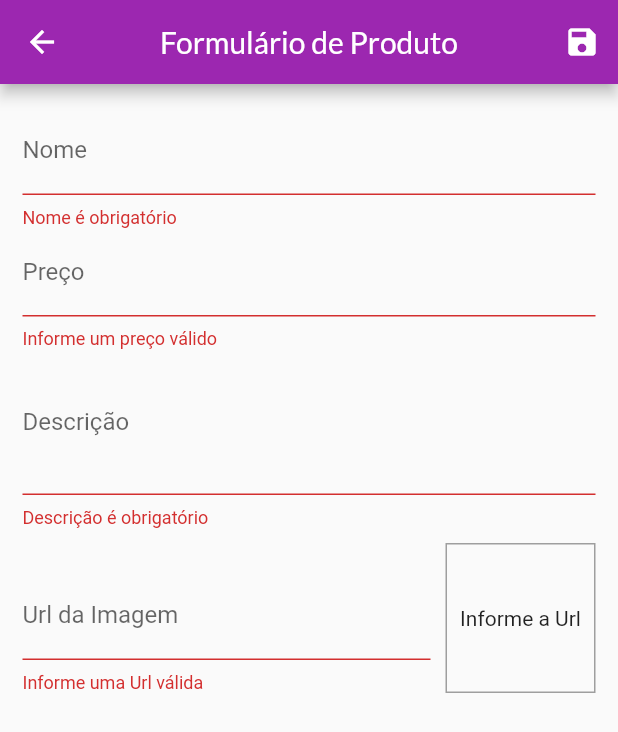
After one commit to matheus161/shop-mobile, a Flutter app: the ProductFormPage screen opened by its route, after a tap on the "save" icon, on a phone screen of 412 x 824 dp. The commit adds this screen. Shown: the top 732 px of the screen. Run offline on Flutter 3.47's test engine with Material 2 defaults, Android fonts, the phone set to English and light mode, and no system bars; network calls fail.

Commit message:
add product form

```diff
--- a/lib/components/product_grid.dart
+++ b/lib/components/product_grid.dart
@@ -1,6 +1,6 @@
 import 'package:flutter/material.dart';
 import 'package:provider/provider.dart';
-import 'package:shop/components/product_item.dart';
+import 'package:shop/components/product_grid_item.dart';
 
 import '../models/product.dart';
 import '../models/product_list.dart';
@@ -20,7 +20,7 @@ class ProductGrid extends StatelessWidget {
       itemCount: loadedProducts.length,
       itemBuilder: (ctx, index) => ChangeNotifierProvider.value(
         value: loadedProducts[index],
-        child: ProductItem(),
+        child: ProductGridItem(),
       ),
       // Área dentro de algo "rolável"
       gridDelegate: const SliverGridDelegateWithFixedCrossAxisCount(
--- a/lib/main.dart
+++ b/lib/main.dart
@@ -6,8 +6,10 @@ import 'package:shop/models/product_list.dart';
 import 'package:shop/pages/cart_page.dart';
 import 'package:shop/pages/orders_page.dart';
 import 'package:shop/pages/product_detail_page.dart';
+import 'package:shop/pages/product_form_page.dart';
 
 import 'package:shop/pages/products_overview_page.dart';
+import 'package:shop/pages/products_page.dart';
 import 'package:shop/utils/app_routes.dart';
 
 void main() {
@@ -57,6 +59,8 @@ class MyApp extends StatelessWidget {
           AppRoutes.PRODUCT_DETAIL: (ctx) => const ProductDetailPage(),
           AppRoutes.CART: (ctx) => const CartPage(),
           AppRoutes.ORDERS: (ctx) => const OrdersPage(),
+          AppRoutes.PRODUCTS: (ctx) => const ProductsPage(),
+          AppRoutes.PRODUCT_FORM: (ctx) => const ProductFormPage(),
         },
       ),
     );
--- /dev/null
+++ b/lib/pages/product_form_page.dart
@@ -0,0 +1,243 @@
+import 'dart:math';
+
+import 'package:flutter/material.dart';
+import 'package:provider/provider.dart';
+import 'package:shop/models/product.dart';
+import 'package:shop/models/product_list.dart';
+
+class ProductFormPage extends StatefulWidget {
+  const ProductFormPage({super.key});
+
+  @override
+  State<ProductFormPage> createState() => _ProductFormPageState();
+}
+
+class _ProductFormPageState extends State<ProductFormPage> {
+  final _priceFocus = FocusNode();
+  final _descriptionFocus = FocusNode();
+
+  final _imageUrlFocus = FocusNode();
+  final _imageUrlController =
+      TextEditingController(); // Acesa o valor do texto e faz a imagem aparecer
+
+  // Chave para acessar o form atual
+  final _formKey = GlobalKey<FormState>();
+
+  final _formData = Map<String, Object>();
+
+  void updateImage() {
+    setState(() {});
+  }
+
+  bool isValidImageUrl(String url) {
+    bool isValidUrl = Uri.tryParse(url)?.hasAbsolutePath ?? false;
+    bool endWithFile = url.toLowerCase().endsWith('.png') ||
+        url.toLowerCase().endsWith('.png') ||
+        url.toLowerCase().endsWith('.jpeg');
+
+    return isValidUrl && endWithFile;
+  }
+
+  void _submitForm() {
+    // Faz a chamada de cada um dos campos do onSaved
+    // Obtém o estado atual
+    final isValid = _formKey.currentState?.validate() ?? false;
+
+    if (!isValid) {
+      return;
+    }
+
+    _formKey.currentState?.save();
+
+    Provider.of<ProductList>(
+      context,
+      listen: false, // Widget stateful
+    ).saveProduct(_formData);
+    Navigator.of(context).pop();
+  }
+
+  @override
+  void initState() {
+    super.initState();
+    _imageUrlFocus.addListener(updateImage);
+  }
+
+  @override
+  void didChangeDependencies() {
+    super.didChangeDependencies();
+    if (_formData.isEmpty) {
+      final arg = ModalRoute.of(context)?.settings.arguments;
+
+      // Estou vindo de uma tela de edição
+      if (arg != null) {
+        final product = arg as Product;
+        _formData['id'] = product.id;
+        _formData['name'] = product.name;
+        _formData['price'] = product.price;
+        _formData['description'] = product.description;
+        _formData['imageUrl'] = product.imageUrl;
+
+        _imageUrlController.text = product.imageUrl;
+      }
+    }
+  }
+
+  @override
+  void dispose() {
+    super.dispose();
+    _priceFocus.dispose();
+    _descriptionFocus.dispose();
+
+    _imageUrlFocus.removeListener(updateImage);
+    _imageUrlFocus.dispose();
+  }
+
+  @override
+  Widget build(BuildContext context) {
+    return Scaffold(
+      appBar: AppBar(
+        title: const Text('Formulário de Produto'),
+        centerTitle: true,
+        actions: [
+          IconButton(
+            onPressed: _submitForm,
+            icon: const Icon(Icons.save),
+          ),
+        ],
+      ),
+      body: Padding(
+        padding: const EdgeInsets.all(15.0),
+        child: Form(
+          key: _formKey,
+          child: ListView(
+            children: [
+              TextFormField(
+                initialValue: _formData['name']?.toString(),
+                decoration: const InputDecoration(labelText: 'Nome'),
+                // Continua pro próximo e não enviar o Form
+                textInputAction: TextInputAction.next,
+                // Seta o foco para o element inicial
+                onFieldSubmitted: (_) {
+                  FocusScope.of(context).requestFocus(_priceFocus);
+                },
+                onSaved: (name) => _formData['name'] = name ?? '',
+                validator: (_name) {
+                  final name = _name ?? '';
+
+                  if (name.trim().isEmpty) {
+                    return 'Nome é obrigatório';
+                  }
+
+                  if (name.trim().length < 3) {
+                    return 'Nome precisa de no mínimo 3 letras';
+                  }
+
+                  return null;
+                },
+              ),
+              TextFormField(
+                initialValue: _formData['price']?.toString(),
+                decoration: const InputDecoration(labelText: 'Preço'),
+                // Continua pro próximo e não enviar o Form
+                textInputAction: TextInputAction.next,
+                focusNode: _priceFocus, // Diz a quem ele pertence
+                keyboardType: const TextInputType.numberWithOptions(
+                  decimal: true,
+                ),
+                onFieldSubmitted: (_) {
+                  FocusScope.of(context)
+                      .requestFocus(_descriptionFocus); // Aponta para o próximo
+                },
+                onSaved: (price) =>
+                    _formData['price'] = double.parse(price ?? '0'),
+                validator: (_price) {
+                  final price = _price ?? '-1';
+                  // final price = double.tryParse(priceString) ?? '-1';
+
+                  if (price.trim().isEmpty) {
+                    return 'Informe um preço válido';
+                  }
+
+                  if (double.tryParse(price)! <= 0) {
+                    return 'Informe um preço válido';
+                  }
+
+                  return null;
+                },
+              ),
+              TextFormField(
+                initialValue: _formData['description']?.toString(),
+                decoration: const InputDecoration(labelText: 'Descrição'),
+                focusNode: _descriptionFocus,
+                keyboardType: TextInputType.multiline,
+                maxLines: 3,
+                onSaved: (description) =>
+                    _formData['description'] = description ?? '',
+                validator: (_description) {
+                  final description = _description ?? '';
+
+                  if (description.trim().isEmpty) {
+                    return 'Descrição é obrigatório';
+                  }
+
+                  if (description.trim().length < 10) {
+                    return 'Descrição precisa de no mínimo 3 letras';
+                  }
+
+                  return null;
+                },
+              ),
+              Row(
+                crossAxisAlignment: CrossAxisAlignment.end,
+                children: [
+                  Expanded(
+                    child: TextFormField(
+                      decoration:
+                          const InputDecoration(labelText: 'Url da Imagem'),
+                      keyboardType: TextInputType.url,
+                      textInputAction: TextInputAction.done,
+                      focusNode: _imageUrlFocus,
+                      controller: _imageUrlController,
+                      onFieldSubmitted: (_) => _submitForm(),
+                      onSaved: (imageUrl) =>
+                          _formData['imageUrl'] = imageUrl ?? '',
+                      validator: (_imageUrl) {
+                        final imageUrl = _imageUrl ?? '';
+                        if (!isValidImageUrl(imageUrl)) {
+                          return 'Informe uma Url válida';
+                        }
+
+                        return null;
+                      },
+                    ),
+                  ),
+                  Container(
+                    height: 100,
+                    width: 100,
+                    margin: const EdgeInsets.only(
+                      top: 10,
+                      left: 10,
+                    ),
+                    decoration: BoxDecoration(
+                      border: Border.all(
+                        color: Colors.grey,
+                        width: 1,
+                      ),
+                    ),
+                    alignment: Alignment.center,
+                    child: _imageUrlController.text.isEmpty
+                        ? const Text('Informe a Url')
+                        : FittedBox(
+                            child: Image.network(_imageUrlController.text),
+                            fit: BoxFit.cover,
+                          ),
+                  ),
+                ],
+              ),
+            ],
+          ),
+        ),
+      ),
+    );
+  }
+}
--- a/lib/utils/app_routes.dart
+++ b/lib/utils/app_routes.dart
@@ -3,4 +3,6 @@ class AppRoutes {
   static const PRODUCT_DETAIL = '/product-details';
   static const CART = '/cart';
   static const ORDERS = '/orders';
+  static const PRODUCTS = '/products';
+  static const PRODUCT_FORM = '/product-form';
 }
```
Also changed, not shown: lib/components/app_drawer.dart (+15 -5 lines), lib/components/cart_item.dart (+27 -0 lines), lib/components/product_grid_item.dart (added, +78 -0 lines), lib/components/product_item.dart (+59 -49 lines), lib/models/cart.dart (+22 -0 lines), lib/models/product_list.dart (+45 -0 lines), lib/pages/products_page.dart (added, +45 -0 lines).
